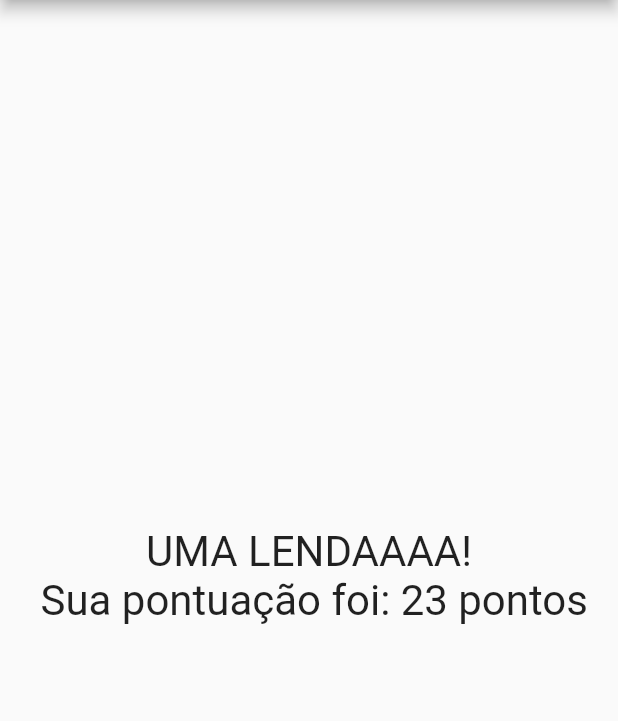
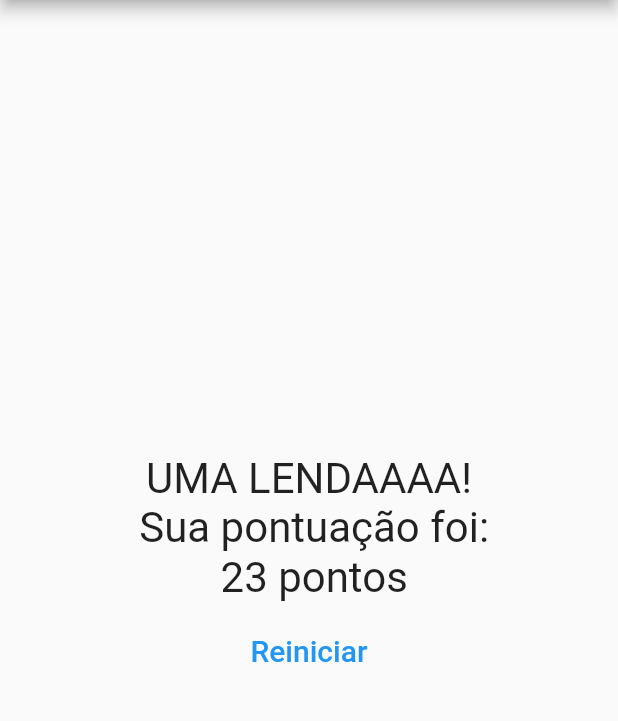
Before and after one commit to AntonioMarcosRosa/cod3r_course-first_project, a Flutter app: the screen it shows after launch, after a tap on "Preto", after a tap on "Cobra", after a tap on "Leo", on a phone screen of 412 x 824 dp, the part 84-805 px from its top. Run offline on Flutter 3.47's test engine with Material 2 defaults, Android fonts, the phone set to English and light mode, and no system bars.

Commit message:
Final commit of the course

```diff
--- a/lib/main.dart
+++ b/lib/main.dart
@@ -47,6 +47,13 @@ class _PerguntaAppState extends State<PerguntaApp> {
     }
   }
 
+  void _reiniciarQuestionario() {
+    setState(() {
+      _perguntaSelecionada = 0;
+      _pontuacaoTotal = 0;
+    });
+  }
+
   bool get temPerguntaSelecionada {
     return _perguntaSelecionada < _perguntas.length;
   }
@@ -61,7 +68,7 @@ class _PerguntaAppState extends State<PerguntaApp> {
                   perguntas: _perguntas,
                   perguntaSelecionada: _perguntaSelecionada,
                   quandoResponder: _responder)
-              : Resultado('Parabéns', _pontuacaoTotal)),
+              : Resultado('Parabéns', _pontuacaoTotal, _reiniciarQuestionario)),
     );
   }
 }
--- a/lib/resultado.dart
+++ b/lib/resultado.dart
@@ -3,24 +3,29 @@ import 'package:flutter/material.dart';
 class Resultado extends StatelessWidget {
   final String texto;
   final int pontuacao;
+  final void Function() reiniciarQuestionario;
 
-  const Resultado(this.texto, this.pontuacao, {super.key});
+  const Resultado(this.texto, this.pontuacao, this.reiniciarQuestionario,
+      {super.key});
 
   String get fraseResultado {
     if (pontuacao < 8) {
-      return 'Parabéns!\n Sua pontuação foi: $pontuacao pontos';
+      return 'Parabéns!\n Sua pontuação foi:\n $pontuacao pontos';
     } else if (pontuacao < 12) {
-      return 'Nossa você é bom!\n Sua pontuação foi: $pontuacao pontos';
+      return 'Nossa você é bom!\n Sua pontuação foi:\n $pontuacao pontos';
     } else if (pontuacao < 16) {
-      return 'WOOOWwww!\n Sua pontuação foi: $pontuacao pontos';
+      return 'WOOOWWW!\n Sua pontuação foi:\n $pontuacao pontos';
     } else {
-      return 'UMA LENDAAAA!\n Sua pontuação foi: $pontuacao pontos';
+      return 'UMA LENDAAAA!\n Sua pontuação foi:\n $pontuacao pontos';
     }
   }
 
   @override
   Widget build(BuildContext context) {
-    return Center(
+    return Column(
+      mainAxisAlignment: MainAxisAlignment.center,
+      children: <Widget>[
+        Center(
           child: Text(
             fraseResultado,
             style: const TextStyle(
@@ -28,6 +33,20 @@ class Resultado extends StatelessWidget {
             ),
             textAlign: TextAlign.center,
           ),
+        ),
+        Container(
+          margin: const EdgeInsets.all(8),
+          child: TextButton(
+            onPressed: reiniciarQuestionario,
+            child: const Text(
+              'Reiniciar',
+              style: TextStyle(
+                fontSize: 20,
+              ),
+            ),
+          ),
+        )
+      ],
     );
   }
 }
```
Lines whose indentation alone changed are shown as unchanged.
